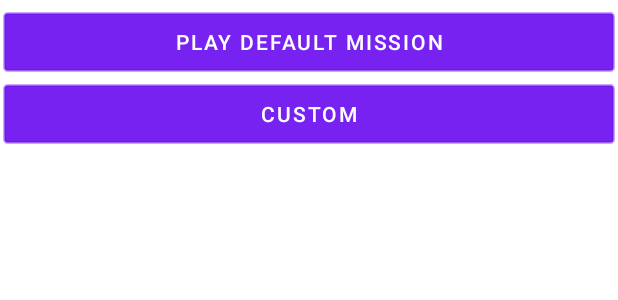
After one commit to kursor1337/ChroniclesOfWW2-kt-android, an Android app: the layout fragment_scenario_choose.xml on its own in the app's theme, with its tools: preview values and no code run, on a phone screen of 412 x 824 dp. The commit adds this screen. Shown: the top 300 px of the screen. Run offline under Robolectric (Android 15) with nearby library versions, the light colour scheme and no system bars.

Commit message:
added scenario_data.xml and scenario_names.xml and a lot of other stuff

```diff
--- a/app/src/main/java/com/kursor/chroniclesofww2/Const.kt
+++ b/app/src/main/java/com/kursor/chroniclesofww2/Const.kt
@@ -22,7 +22,7 @@ object Const {
 
         /** Constants for socket communication */
         const val REQUEST_FOR_ACCEPT = "request_for_accept"
-        const val REQUEST_SCENARIO_INFO = "request_mission_info"
+        const val REQUEST_GAME_DATA = "request_mission_info"
         const val REJECTED = "rejected"
         const val ACCEPTED = "accepted"
         const val CANCEL_CONNECTION = "cancel_connection"
--- a/app/src/main/java/com/kursor/chroniclesofww2/model/Nation.kt
+++ b/app/src/main/java/com/kursor/chroniclesofww2/model/Nation.kt
@@ -10,6 +10,7 @@ enum class Nation(val fladResId: Int) {
     JAPAN(R.drawable.nation_japan),
     USSR(R.drawable.nation_ussr),
     USA(R.drawable.nation_usa),
+    ITALY(R.drawable.nation_italy),
     DEFAULT(R.drawable.nation_default)
 
 }
--- a/app/src/main/java/com/kursor/chroniclesofww2/view/menu/activities/GameActivity.kt
+++ b/app/src/main/java/com/kursor/chroniclesofww2/view/menu/activities/GameActivity.kt
@@ -21,7 +21,9 @@ abstract class GameActivity : AppCompatActivity() {
 
     val engineListener = object : Engine.Listener {
         override fun onMyMoveComplete(move: Move) {
-            onMyMoveCompleteImpl(move)
+            notifyEnemy(move)
+            binding.boardView.hideLegalMoves()
+            disableScreen()
         }
 
         override fun onEnemyMoveComplete(move: Move) {
@@ -54,7 +56,7 @@ abstract class GameActivity : AppCompatActivity() {
         }
     }
 
-    abstract fun onMyMoveCompleteImpl(move: Move)
+    abstract fun notifyEnemy(move: Move)
 
     lateinit var engine: Engine
 
--- a/app/src/main/java/com/kursor/chroniclesofww2/view/menu/activities/MultiplayerGameActivity.kt
+++ b/app/src/main/java/com/kursor/chroniclesofww2/view/menu/activities/MultiplayerGameActivity.kt
@@ -16,8 +16,8 @@ class MultiplayerGameActivity : GameActivity() {
 
     private val connection = Tools.currentConnection!!
 
-    override fun onMyMoveCompleteImpl(move: Move) {
-        TODO("Not yet implemented")
+    override fun notifyEnemy(move: Move) {
+        connection.send(move.encodeToString())
     }
 
     override fun onCreate(savedInstanceState: Bundle?) {
--- a/app/src/main/java/com/kursor/chroniclesofww2/view/menu/fragments/abstractGameFragment/JoinAbstractGameFragment.kt
+++ b/app/src/main/java/com/kursor/chroniclesofww2/view/menu/fragments/abstractGameFragment/JoinAbstractGameFragment.kt
@@ -15,7 +15,7 @@ import com.kursor.chroniclesofww2.Const.connection.HOST_IS_WITH_PASSWORD
 import com.kursor.chroniclesofww2.Const.connection.PASSWORD
 import com.kursor.chroniclesofww2.Const.connection.REJECTED
 import com.kursor.chroniclesofww2.Const.connection.REQUEST_FOR_ACCEPT
-import com.kursor.chroniclesofww2.Const.connection.REQUEST_SCENARIO_INFO
+import com.kursor.chroniclesofww2.Const.connection.REQUEST_GAME_DATA
 import com.kursor.chroniclesofww2.Const.game.MULTIPLAYER_GAME_MODE
 import com.kursor.chroniclesofww2.Const.game.SCENARIO
 import com.kursor.chroniclesofww2.R
@@ -77,8 +77,8 @@ abstract class JoinAbstractGameFragment : BundleFragment() {
                 ACCEPTED -> {
                     Log.i("Client", ACCEPTED)
                     isAccepted = true
-                    Tools.currentConnection!!.send(REQUEST_SCENARIO_INFO)
-                    Log.i("Client", REQUEST_SCENARIO_INFO)
+                    Tools.currentConnection!!.send(REQUEST_GAME_DATA)
+                    Log.i("Client", REQUEST_GAME_DATA)
                     buildMessageWaitingForAccepted()
                 }
                 REJECTED -> Toast.makeText(
--- /dev/null
+++ b/app/src/main/res/layout/fragment_scenario_choose.xml
@@ -0,0 +1,34 @@
+<?xml version="1.0" encoding="utf-8"?>
+<LinearLayout xmlns:android="http://schemas.android.com/apk/res/android"
+    android:layout_width="match_parent"
+    android:layout_height="match_parent"
+    android:orientation="vertical">
+
+    <ListView
+        android:id="@+id/mission_list"
+        android:layout_width="match_parent"
+        android:layout_height="wrap_content"
+        android:textColor="@color/colorWhite"
+        android:padding="2dp"
+        android:divider="@android:color/transparent"
+        android:dividerHeight="2dp">
+    </ListView>
+
+    <Button
+        android:layout_width="match_parent"
+        android:layout_height="wrap_content"
+        android:text="@string/default_mission"
+        android:id="@+id/default_mission"
+        android:background="@drawable/drawable_button"
+        >
+    </Button>
+    <Button
+        android:layout_width="match_parent"
+        android:layout_height="wrap_content"
+        android:text="@string/custom"
+        android:id="@+id/custom_mission"
+        android:background="@drawable/drawable_button"
+        >
+    </Button>
+
+</LinearLayout>
```
Also changed, not shown: app/src/main/java/com/kursor/chroniclesofww2/Tools.kt (+53 -0 lines), app/src/main/java/com/kursor/chroniclesofww2/model/Scenario.kt (+22 -8 lines), app/src/main/java/com/kursor/chroniclesofww2/view/menu/fragments/ScenarioChooseFragment.kt (added, +79 -0 lines), app/src/main/java/com/kursor/chroniclesofww2/view/menu/fragments/abstractGameFragment/CreateAbstractGameFragment.kt (+24 -12 lines), app/src/main/res/values/scenario_data.xml (added, +67 -0 lines), app/src/main/res/values/scenario_names.xml (added, +13 -0 lines), 1 other file.
